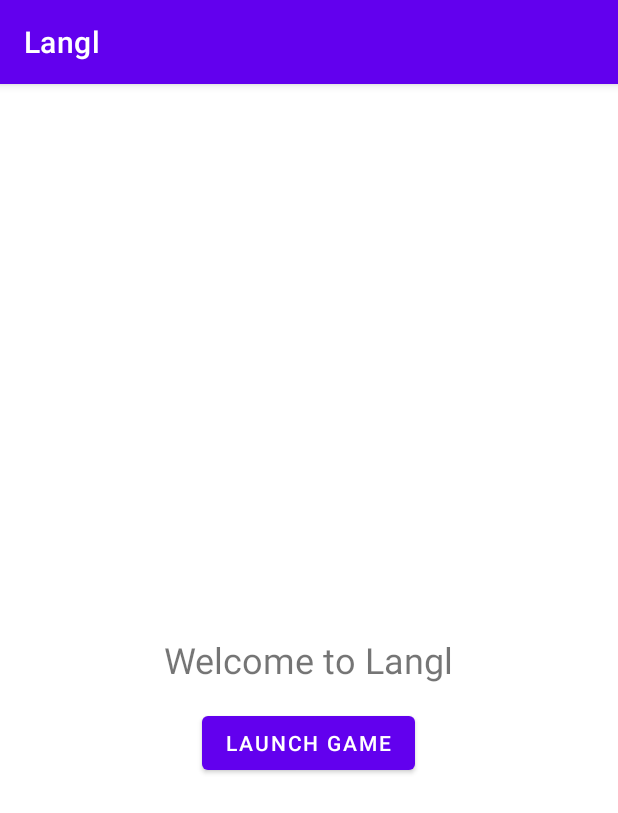
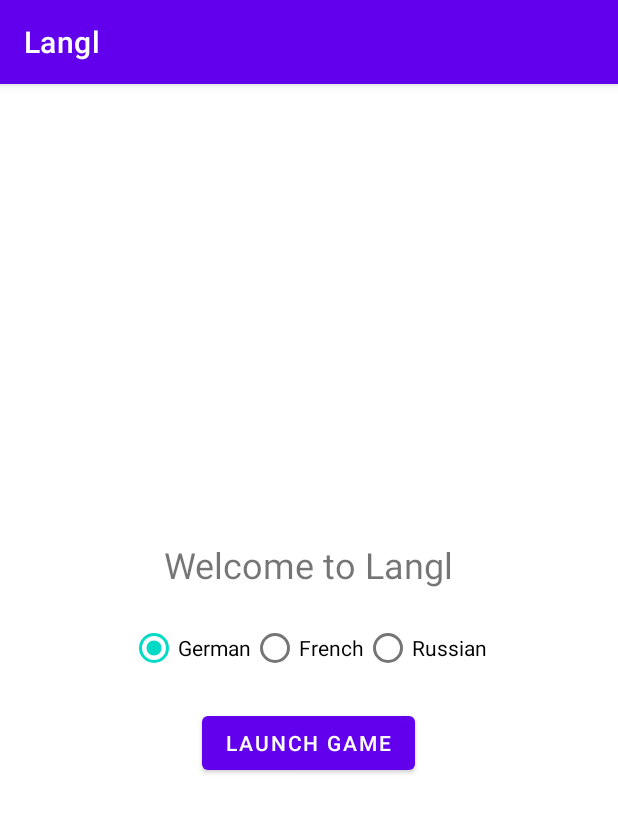
Before and after one commit to tylerhand1/Langl, an Android app: the screen it shows after launch (MainActivity), on a phone screen of 412 x 824 dp. Shown: the top 813 px of the screen. Run offline under Robolectric (Android 15) with nearby library versions, the phone set to English and light mode, and no system bars.

Commit message:
Created a RadioGroup in the MainActivity to enable the choice of target language, added the ability to pass that language choice to the GameActivity as well as fixed the hard-coded string values in activity_main.xml

```diff
--- a/app/src/main/res/layout/activity_main.xml
+++ b/app/src/main/res/layout/activity_main.xml
@@ -4,23 +4,53 @@
     android:layout_width="match_parent"
     android:layout_height="match_parent"
     android:orientation="horizontal"
+    android:gravity="center"
     tools:context=".MainActivity">
+
+    <RadioGroup
+        android:layout_width="wrap_content"
+        android:layout_height="wrap_content"
+        android:layout_below="@+id/textWelcome"
+        android:orientation="horizontal"
+        android:layout_centerHorizontal="true"
+        android:layout_marginTop="15dp"
+        android:id="@+id/rgLang">
+        <RadioButton
+            android:layout_width="wrap_content"
+            android:layout_height="wrap_content"
+            android:id="@+id/rbDE"
+            android:text="@string/lang_choice_de"
+            android:checked="true"
+            tools:text="German"/>
+        <RadioButton
+            android:layout_width="wrap_content"
+            android:layout_height="wrap_content"
+            android:id="@+id/rbFR"
+            android:text="@string/lang_choice_fr"
+            tools:text="French"/>
+        <RadioButton
+            android:layout_width="wrap_content"
+            android:layout_height="wrap_content"
+            android:id="@+id/rbRU"
+            android:text="@string/lang_choice_ru"
+            tools:text="Russian"/>
+    </RadioGroup>
 
     <Button
         android:id="@+id/btnLaunchGame"
         android:layout_width="wrap_content"
         android:layout_height="wrap_content"
-        android:layout_below="@id/textWelcome"
+        android:layout_below="@id/rgLang"
         android:layout_centerHorizontal="true"
         android:layout_marginTop="15dp"
-        android:text="Launch game" />
+        android:text="@string/start_game_button" />
 
     <TextView
         android:id="@+id/textWelcome"
         android:layout_width="wrap_content"
         android:layout_height="wrap_content"
-        android:layout_centerInParent="true"
-        android:text="Welcome to Langl"
+        android:layout_centerHorizontal="true"
+        android:text="@string/welcome_msg"
         android:textSize="24sp"/>
 
 </RelativeLayout>
--- a/app/src/main/res/values/strings.xml
+++ b/app/src/main/res/values/strings.xml
@@ -1,3 +1,8 @@
 <resources>
     <string name="app_name">Langl</string>
+    <string name="welcome_msg">Welcome to Langl</string>
+    <string name="lang_choice_de">German</string>
+    <string name="lang_choice_fr">French</string>
+    <string name="lang_choice_ru">Russian</string>
+    <string name="start_game_button">Launch Game</string>
 </resources>
```
Also changed, not shown: app/src/main/java/com/tyha/langl/DataBaseHelper.java (+25 -5 lines), app/src/main/java/com/tyha/langl/GameActivity.java (+17 -8 lines), app/src/main/java/com/tyha/langl/MainActivity.java (+23 -2 lines).
